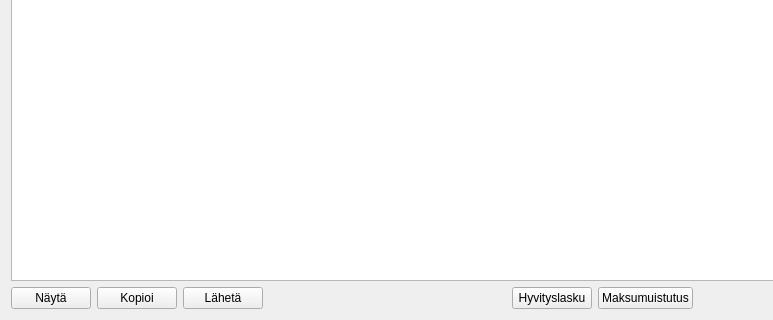
Old version of the form kitupiikki/laskutus/laskulistawidget.ui in the repository artoh/kitupiikki; both pictures show x 0 to 773 and y 279 to 599 of the 1205 by 599 pixel window.
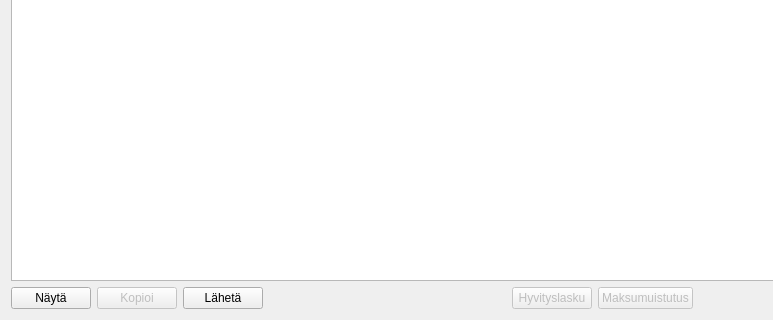
New version of the form. Icons and pictures are not drawn. Custom widgets are drawn as their Qt base class.

The edit to the form file:
```diff
--- a/kitupiikki/laskutus/laskulistawidget.ui
+++ b/kitupiikki/laskutus/laskulistawidget.ui
@@ -72,6 +72,9 @@
      </item>
      <item>
       <widget class="QPushButton" name="kopioiNappi">
+       <property name="enabled">
+        <bool>false</bool>
+       </property>
        <property name="text">
         <string>Kopioi</string>
        </property>
@@ -107,6 +110,9 @@
      </item>
      <item>
       <widget class="QPushButton" name="hyvitysNappi">
+       <property name="enabled">
+        <bool>false</bool>
+       </property>
        <property name="text">
         <string>Hyvityslasku</string>
        </property>
@@ -118,6 +124,9 @@
      </item>
      <item>
       <widget class="QPushButton" name="muistutusNappi">
+       <property name="enabled">
+        <bool>false</bool>
+       </property>
        <property name="text">
         <string>Maksumuistutus</string>
        </property>
```
